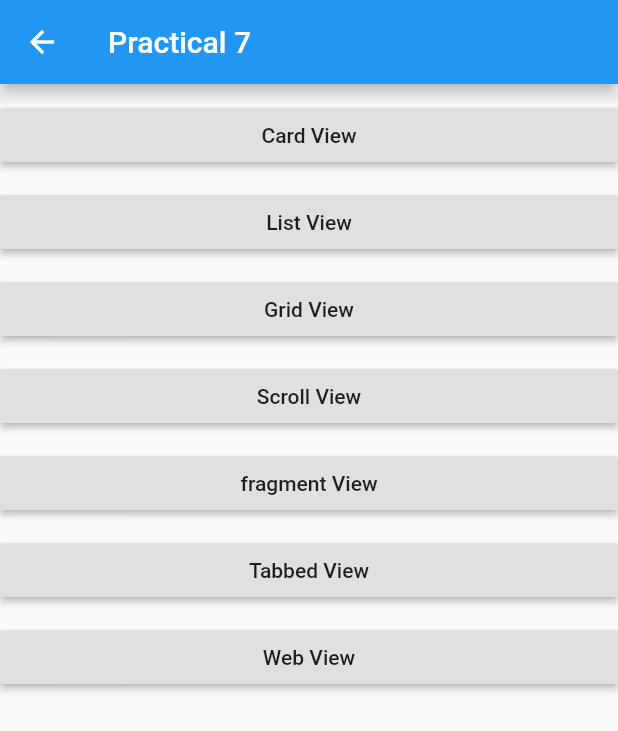
After one commit to AdityaLalwani/WCMC-Practicals, a Flutter app: the screen it shows after launch, after a tap on "Practical 7", on a phone screen of 412 x 824 dp. The commit adds this screen. Shown: the top 731 px of the screen. Run offline on Flutter 3.47's test engine with Material 2 defaults, Android fonts, the phone set to English and light mode, and no system bars; our stand-ins replace flutter_local_notifications, webview_flutter.

Commit message:
Added Practical 5,6,7

```diff
--- a/lib/main.dart
+++ b/lib/main.dart
@@ -1,9 +1,11 @@
 import 'package:custom_message/Pra_2.dart';
 import 'package:custom_message/pra_3.dart';
+import 'package:custom_message/pra_4.dart';
+import 'package:custom_message/pra_5.dart';
+import 'package:custom_message/pra_6.dart';
+import 'package:custom_message/pra_7/pra_7.dart';
 import 'package:flutter/material.dart';
 import 'package:custom_message/Pra_1.dart';
-
-import 'Pra_4.dart';
 
 void main() => runApp(MyApp());
 
@@ -107,6 +109,63 @@ class _MyHomePageState extends State<MyHomePage> {
               color: Colors.grey[200],
             ),
           ),
+          SizedBox(
+            height: 10,
+          ),
+          Container(
+            height: 80,
+            child: FlatButton(
+              onPressed: () {
+                Navigator.push(
+                  context,
+                  MaterialPageRoute(builder: (context) => Practical5()),
+                );
+              },
+              child: Text(
+                "Practical 5",
+                style: TextStyle(fontSize: 20),
+              ),
+              color: Colors.grey[200],
+            ),
+          ),
+          SizedBox(
+            height: 10,
+          ),
+          Container(
+            height: 80,
+            child: FlatButton(
+              onPressed: () {
+                Navigator.push(
+                  context,
+                  MaterialPageRoute(builder: (context) => Practical6()),
+                );
+              },
+              child: Text(
+                "Practical 6",
+                style: TextStyle(fontSize: 20),
+              ),
+              color: Colors.grey[200],
+            ),
+          ),
+          SizedBox(
+            height: 10,
+          ),
+          Container(
+            height: 80,
+            child: FlatButton(
+              onPressed: () {
+                Navigator.push(
+                  context,
+                  MaterialPageRoute(builder: (context) => Practical7()),
+                );
+              },
+              child: Text(
+                "Practical 7",
+                style: TextStyle(fontSize: 20),
+              ),
+              color: Colors.grey[200],
+            ),
+          ),
         ],
       ),
     );
--- /dev/null
+++ b/lib/pra_7/pra_7.dart
@@ -0,0 +1,112 @@
+import 'package:custom_message/pra_7/card.dart';
+import 'package:custom_message/pra_7/fragment.dart';
+import 'package:custom_message/pra_7/grid.dart';
+import 'package:custom_message/pra_7/list.dart';
+import 'package:custom_message/pra_7/scroll.dart';
+import 'package:custom_message/pra_7/tabbed.dart';
+import 'package:custom_message/pra_7/webview.dart';
+import 'package:flutter/material.dart';
+
+class Practical7 extends StatefulWidget {
+  @override
+  _Practical7State createState() => _Practical7State();
+}
+
+class _Practical7State extends State<Practical7> {
+  @override
+  Widget build(BuildContext context) {
+    return Scaffold(
+      appBar: AppBar(
+        title: Text("Practical 7"),
+      ),
+      body: ListView(
+        children: [
+          SizedBox(
+            height: 10,
+          ),
+          RaisedButton(
+            onPressed: () {
+              Navigator.push(
+                context,
+                MaterialPageRoute(builder: (context) => Card1()),
+              );
+            },
+            child: Text("Card View"),
+          ),
+          SizedBox(
+            height: 10,
+          ),
+          RaisedButton(
+            onPressed: () {
+              Navigator.push(
+                context,
+                MaterialPageRoute(builder: (context) => List1()),
+              );
+            },
+            child: Text("List View"),
+          ),
+          SizedBox(
+            height: 10,
+          ),
+          RaisedButton(
+            onPressed: () {
+              Navigator.push(
+                context,
+                MaterialPageRoute(builder: (context) => Grid1()),
+              );
+            },
+            child: Text("Grid View"),
+          ),
+          SizedBox(
+            height: 10,
+          ),
+          RaisedButton(
+            onPressed: () {
+              Navigator.push(
+                context,
+                MaterialPageRoute(builder: (context) => Scroll1()),
+              );
+            },
+            child: Text("Scroll View"),
+          ),
+          SizedBox(
+            height: 10,
+          ),
+          RaisedButton(
+            onPressed: () {
+              Navigator.push(
+                context,
+                MaterialPageRoute(builder: (context) => HomePage()),
+              );
+            },
+            child: Text("fragment View"),
+          ),
+          SizedBox(
+            height: 10,
+          ),
+          RaisedButton(
+            onPressed: () {
+              Navigator.push(
+                context,
+                MaterialPageRoute(builder: (context) => Tabbed1()),
+              );
+            },
+            child: Text("Tabbed View"),
+          ),
+          SizedBox(
+            height: 10,
+          ),
+          RaisedButton(
+            onPressed: () {
+              Navigator.push(
+                context,
+                MaterialPageRoute(builder: (context) => WebView1()),
+              );
+            },
+            child: Text("Web View"),
+          ),
+        ],
+      ),
+    );
+  }
+}
--- a/pubspec.yaml
+++ b/pubspec.yaml
@@ -24,6 +24,8 @@ dependencies:
   flutter:
     sdk: flutter
   intl:
+  flutter_local_notifications:
+  webview_flutter:
 
 
   # The following adds the Cupertino Icons font to your application.
```
Also changed, not shown: lib/pra_5.dart (added, +140 -0 lines), lib/pra_6.dart (added, +82 -0 lines), lib/pra_7/card.dart (added, +48 -0 lines), lib/pra_7/fragment.dart (added, +80 -0 lines), lib/pra_7/grid.dart (added, +34 -0 lines), lib/pra_7/list.dart (added, +24 -0 lines), lib/pra_7/scroll.dart (added, +70 -0 lines), lib/pra_7/tabbed.dart (added, +30 -0 lines), lib/pra_7/webview.dart (added, +18 -0 lines), pubspec.lock, 2 other files.
